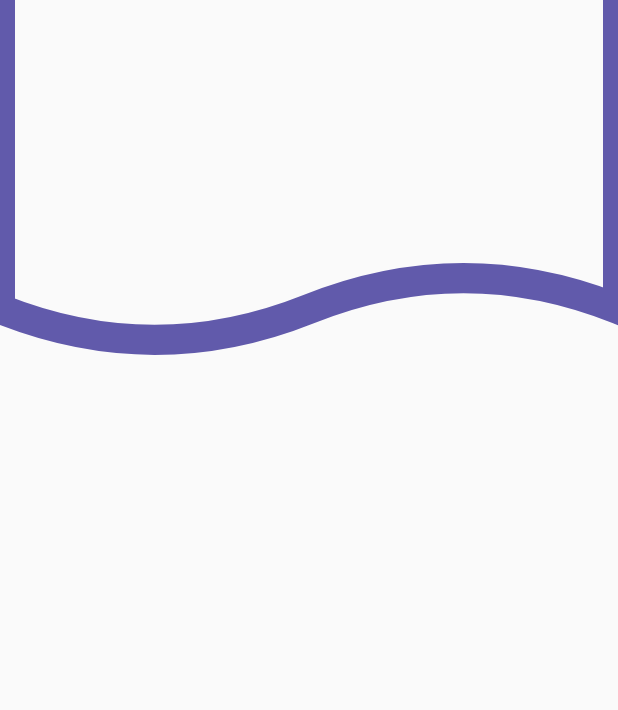
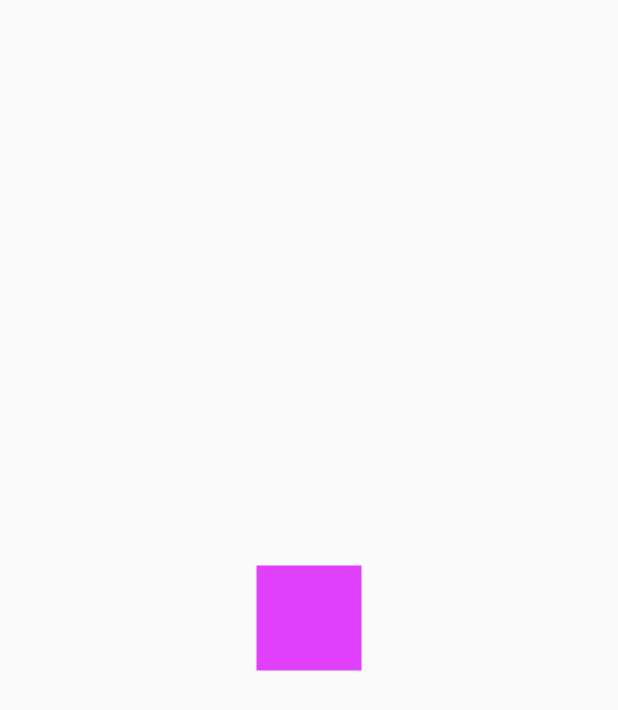
Before and after one commit to bjavier9/Flutter_diseno_profesional, a Flutter app: the screen it shows after launch, on a phone screen of 412 x 824 dp. Shown: the top 710 px of the screen. Run offline on Flutter 3.47's test engine with Material 2 defaults, Android fonts, the phone set to English and light mode, and no system bars.

Commit message:
animated retos

```diff
--- a/custom_pinter/lib/main.dart
+++ b/custom_pinter/lib/main.dart
@@ -1,4 +1,4 @@
-import 'package:custom_pinter/src/pages/headers_pages.dart';
+import 'package:custom_pinter/src/retos/animated_retos.dart';
 import 'package:flutter/material.dart';
 
 void main() => runApp(MyApp());
@@ -9,7 +9,7 @@
     return MaterialApp(
       debugShowCheckedModeBanner: false,
       title: 'Pointer',
-      home: HeaderPage()
+      home:AnimacionesPageRetos()
     );
   }
 }
--- /dev/null
+++ b/custom_pinter/lib/src/retos/animated_retos.dart
@@ -0,0 +1,160 @@
+import 'dart:math';
+
+import 'package:flutter/material.dart';
+
+
+
+
+class AnimacionesPageRetos extends StatelessWidget {
+
+
+  @override
+  Widget build(BuildContext context) {
+    return Scaffold(
+      body:Center(
+        child: CuadradoAnimado(),
+      )
+    );
+  }
+}
+
+class CuadradoAnimado extends StatefulWidget {
+  @override
+  _CuadradoAnimadoState createState() => _CuadradoAnimadoState();
+}
+
+class _CuadradoAnimadoState extends State<CuadradoAnimado> with SingleTickerProviderStateMixin {
+
+ AnimationController controller;
+//  Animation<double> rotation;
+//  Animation<double> opacidad;
+
+ Animation<double> moverDerecha;
+ Animation<double> moverArriba;
+ Animation<double> moverizquierda;
+ Animation<double> moverAbajo;
+//  Animation<double> agrandar;
+//  Animation<double> opacidadOut;
+
+
+ @override
+  void initState() {
+    controller=new AnimationController(
+        vsync: this,
+        duration: Duration(milliseconds: 4500)
+    );
+    // rotation=Tween(begin: 0.0, end: 4*pi)
+    // .animate(CurvedAnimation(
+    //   parent: controller,
+    //   curve: Curves.easeOut
+    // ));
+    // opacidad= Tween(begin:0.1,end:1.0 ).animate(
+    //   CurvedAnimation(
+    //   parent: controller,
+    //   curve: Interval(0, 0.25, curve: Curves.easeOut)
+    // ));
+moverizquierda= Tween(begin: 0.0, end: -100.0).animate(
+      CurvedAnimation(
+      parent: controller,
+      curve: Interval(0.5, 0.75, curve: Curves.bounceOut)
+    ));
+    moverArriba = Tween(begin: 0.0, end: -100.0).animate(
+      CurvedAnimation(
+      parent: controller,
+      curve: Interval(0.25, 0.50, curve: Curves.bounceOut)
+    ));
+
+moverAbajo = Tween(begin: 0.0, end: 100.0).animate(
+      CurvedAnimation(
+      parent: controller,
+      curve: Interval(0.75, 1.0, curve: Curves.bounceOut)
+    ));
+    moverDerecha = Tween(begin: 0.0, end: 100.0).animate(
+      CurvedAnimation(
+      parent: controller,
+      curve: Interval(0, 0.25, curve: Curves.bounceOut)
+    ));
+    // agrandar = Tween(begin: 0.0, end: 2.0).animate(
+    //             CurvedAnimation(
+    //                   parent: controller,
+    //                   curve: Interval(0, 0.25, curve: Curves.easeOut)
+    //                   ));
+
+    // opacidadOut= Tween(begin: 0.0, end: 1.0).animate(
+    //             CurvedAnimation(
+    //                   parent: controller,
+    //                   curve: Interval(0.75, 1.0, curve: Curves.easeOut)
+    //                   ));
+
+
+
+
+    controller.addListener((){
+      if(controller.status==AnimationStatus.completed){
+        // controller.reverse();
+        controller.reset();
+      }
+      // else if(controller.status==AnimationStatus.dismissed){
+      //   controller.forward();
+      // }
+
+    });
+    // TODO: implement initState
+    super.initState();
+  }
+
+  @override
+  void dispose() {
+    // TODO: implement dispose
+    controller.dispose();
+    super.dispose();
+  }
+
+
+
+
+  @override
+  Widget build(BuildContext context) {
+    // reproduccion
+    controller.forward();
+
+    // return Container();
+    return AnimatedBuilder(
+      animation: controller,
+    //   // child: ,
+      child: _Rectangulo(),
+      builder: (BuildContext context, Widget child) {
+
+        // return Container();
+        return Transform.translate(
+            offset: Offset(moverDerecha.value+moverizquierda.value,moverArriba.value+moverAbajo.value),
+            child: child,
+    //         child: Transform.rotate(
+    //         angle: rotation.value,
+    //         child: Opacity(
+    //           opacity: opacidad.value-opacidadOut.value,
+    //           child: Transform.scale(
+    //             scale: agrandar.value,
+    //             child: child
+    //             ),),
+            // ),
+        );
+      },
+    );
+  }
+}
+
+class _Rectangulo extends StatelessWidget {
+
+
+  @override
+  Widget build(BuildContext context) {
+    return Container(
+      width: 70,
+      height: 70,
+      decoration: BoxDecoration(
+        color: Colors.purpleAccent
+      ),
+    );
+  }
+}
```
Also changed, not shown: custom_pinter/lib/src/pages/animaciones_page.dart (added, +136 -0 lines).
